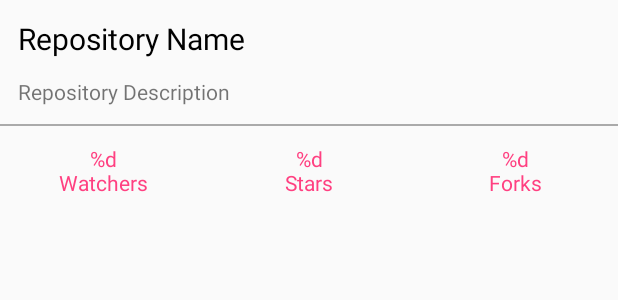
After one commit to shubhral/GithubTrendingRepo, an Android app: the layout activity_github_detail.xml on its own in the app's theme, with its tools: preview values and no code run, on a phone screen of 412 x 824 dp. The commit adds this screen. Shown: the top 300 px of the screen. Run offline under Robolectric (Android 15) with nearby library versions, the phone set to English and light mode, and no system bars.

Commit message:
added github detail activity & its associated DI classes, viewmodel, etc.

```diff
--- a/app/src/main/AndroidManifest.xml
+++ b/app/src/main/AndroidManifest.xml
@@ -15,9 +15,10 @@
         <activity android:name=".view.ui.GithubListActivity">
             <intent-filter>
                 <action android:name="android.intent.action.MAIN" />
-
                 <category android:name="android.intent.category.LAUNCHER" />
             </intent-filter>
         </activity>
+
+        <activity android:name=".view.ui.GithubDetailActivity" />
     </application>
 </manifest>
--- a/app/src/main/java/com/shubhral/githubtrendingrepo/util/AppConstants.java
+++ b/app/src/main/java/com/shubhral/githubtrendingrepo/util/AppConstants.java
@@ -2,5 +2,6 @@ package com.shubhral.githubtrendingrepo.util;
 
 public class AppConstants {
     public static final String DEFAULT_TOPIC = "android";
+    public static final String URL = "url";
 
 }
--- a/app/src/main/java/com/shubhral/githubtrendingrepo/view/ui/GithubListActivity.java
+++ b/app/src/main/java/com/shubhral/githubtrendingrepo/view/ui/GithubListActivity.java
@@ -3,6 +3,7 @@ package com.shubhral.githubtrendingrepo.view.ui;
 import android.arch.lifecycle.Observer;
 import android.arch.lifecycle.ViewModelProviders;
 import android.arch.paging.PagedList;
+import android.content.Intent;
 import android.os.Bundle;
 import android.support.annotation.Nullable;
 import android.support.v7.app.AppCompatActivity;
@@ -10,7 +11,6 @@ import android.support.v7.widget.LinearLayoutManager;
 import android.support.v7.widget.RecyclerView;
 import android.view.View;
 import android.widget.ProgressBar;
-import android.widget.Toast;
 
 import com.shubhral.githubtrendingrepo.GithubApplication;
 import com.shubhral.githubtrendingrepo.R;
@@ -81,7 +81,9 @@ public class GithubListActivity extends AppCompatActivity implements ItemClickLi
 
     @Override
     public void onClick(String url) {
-        Toast.makeText(this, url, Toast.LENGTH_SHORT).show();
+        Intent intent = new Intent(this, GithubDetailActivity.class);
+        intent.putExtra(AppConstants.URL, url);
+        startActivity(intent);
     }
 
     public String getTopic() {
--- /dev/null
+++ b/app/src/main/res/layout/activity_github_detail.xml
@@ -0,0 +1,78 @@
+<?xml version="1.0" encoding="utf-8"?>
+<LinearLayout xmlns:android="http://schemas.android.com/apk/res/android"
+    xmlns:tools="http://schemas.android.com/tools"
+    android:layout_width="match_parent"
+    android:layout_height="match_parent"
+    android:orientation="vertical"
+    tools:context=".view.ui.GithubDetailActivity">
+
+    <ProgressBar
+        android:id="@+id/progress_bar"
+        style="?android:attr/progressBarStyle"
+        android:layout_width="match_parent"
+        android:layout_height="wrap_content"
+        android:visibility="gone" />
+
+    <TextView
+        android:id="@+id/tv_repo_title"
+        android:layout_width="match_parent"
+        android:layout_height="wrap_content"
+        android:ellipsize="end"
+        android:maxLines="1"
+        android:paddingLeft="@dimen/padding_large"
+        android:paddingRight="@dimen/padding_large"
+        android:paddingTop="@dimen/padding_large"
+        android:textColor="@android:color/black"
+        android:textSize="@dimen/text_size_medium"
+        tools:text="@string/repo_nm" />
+
+    <TextView
+        android:id="@+id/tv_repo_description"
+        android:layout_width="match_parent"
+        android:layout_height="wrap_content"
+        android:paddingBottom="@dimen/padding_large"
+        android:paddingLeft="@dimen/padding_large"
+        android:paddingRight="@dimen/padding_large"
+        android:paddingTop="@dimen/padding_large"
+        tools:text="@string/repo_desc" />
+
+    <View
+        android:layout_width="match_parent"
+        android:layout_height="1dp"
+        android:background="@android:color/darker_gray" />
+
+    <LinearLayout
+        android:layout_width="match_parent"
+        android:layout_height="60dp"
+        android:orientation="horizontal">
+
+        <TextView
+            android:id="@+id/tv_watchers"
+            android:layout_width="0dp"
+            android:layout_height="match_parent"
+            android:layout_weight="1"
+            android:gravity="center"
+            android:textColor="@color/colorAccent"
+            tools:text="@string/watchers" />
+
+        <TextView
+            android:id="@+id/tv_stars"
+            android:layout_width="0dp"
+            android:layout_height="match_parent"
+            android:layout_weight="1"
+            android:gravity="center"
+            android:textColor="@color/colorAccent"
+            tools:text="@string/stars" />
+
+        <TextView
+            android:id="@+id/tv_forks"
+            android:layout_width="0dp"
+            android:layout_height="match_parent"
+            android:layout_weight="1"
+            android:gravity="center"
+            android:textColor="@color/colorAccent"
+            tools:text="@string/forks" />
+
+    </LinearLayout>
+
+</LinearLayout>
--- a/app/src/main/res/values/strings.xml
+++ b/app/src/main/res/values/strings.xml
@@ -1,8 +1,12 @@
 <resources>
     <string name="app_name">GithubTrendingRepo</string>
     <string name="retry">retry</string>
-    <string name="url_not_found">No url found associated with this repository</string>
     <string name="topic_query">topic:%s</string>
     <string name="repo_nm">Repository Name</string>
     <string name="repo_url">Repository Url</string>
+    <string name="url_not_found">No url found associated with this repository</string>
+    <string name="forks">"%d\nForks"</string>
+    <string name="stars">%d\nStars</string>
+    <string name="watchers">%d\nWatchers</string>
+    <string name="repo_desc">Repository Description</string>
 </resources>
```
Also changed, not shown: app/src/main/java/com/shubhral/githubtrendingrepo/di/githubDetailView/GithubDetailActivityComponent.java (added, +16 -0 lines), app/src/main/java/com/shubhral/githubtrendingrepo/di/githubDetailView/GithubDetailActivityModule.java (added, +32 -0 lines), app/src/main/java/com/shubhral/githubtrendingrepo/di/githubDetailView/GithubDetailActivityScope.java (added, +11 -0 lines), app/src/main/java/com/shubhral/githubtrendingrepo/view/ui/GithubDetailActivity.java (added, +92 -0 lines), app/src/main/java/com/shubhral/githubtrendingrepo/viewmodel/GithubDetailViewModel.java (added, +38 -0 lines), app/src/main/java/com/shubhral/githubtrendingrepo/viewmodel/GithubDetailViewModelFactory.java (added, +27 -0 lines).
